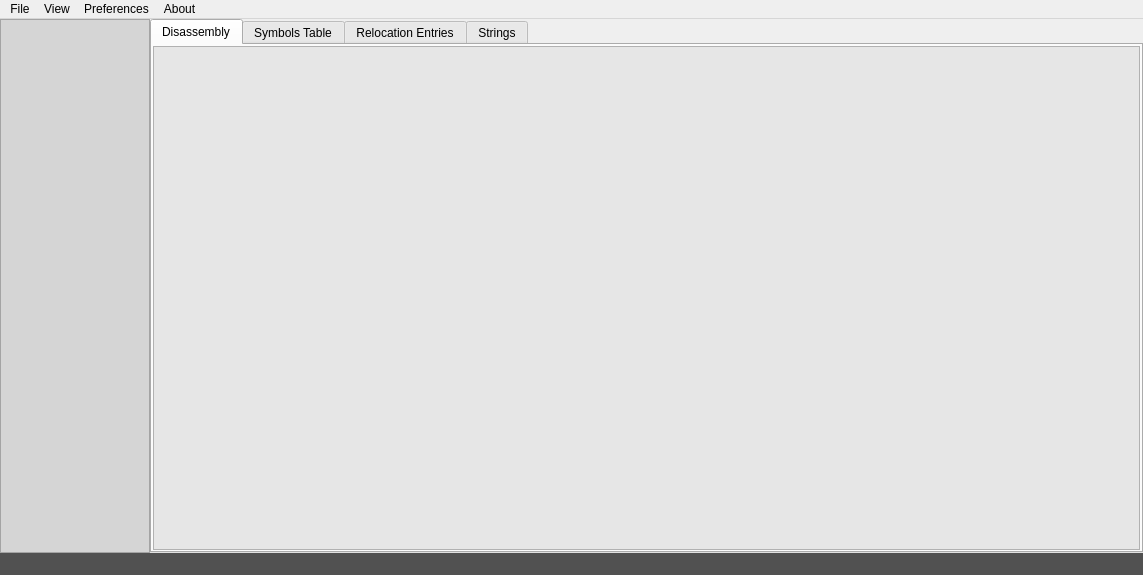
First picture: the form in mainwindow.ui, repository jubal-R/ObjGui, before the edit.
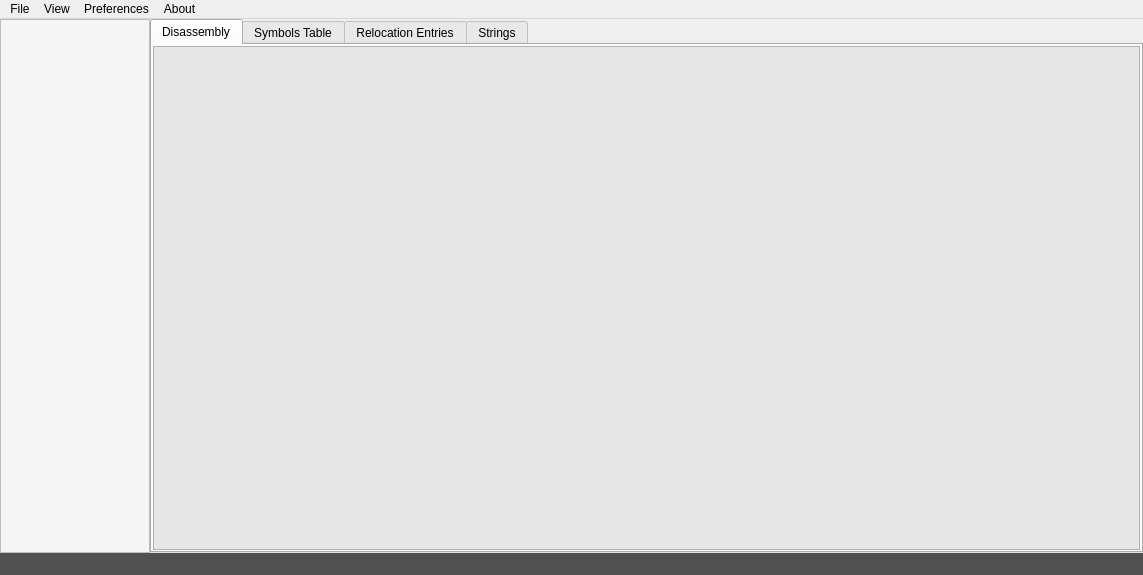
Second picture: the form after the edit.

Diff of the .ui file:
```diff
--- a/mainwindow.ui
+++ b/mainwindow.ui
@@ -50,7 +50,9 @@
          </size>
         </property>
         <property name="styleSheet">
-         <string notr="true">background-color: rgb(213, 213, 213);</string>
+         <string notr="true">background-color: rgb(245, 245, 245);
+border-color: rgb(53, 53, 53);
+font: 75 italic 11pt &quot;Noto Sans&quot;;</string>
         </property>
        </widget>
       </item>
```
Left out of the diff: 2 changed lines with no effect on the pictures.
